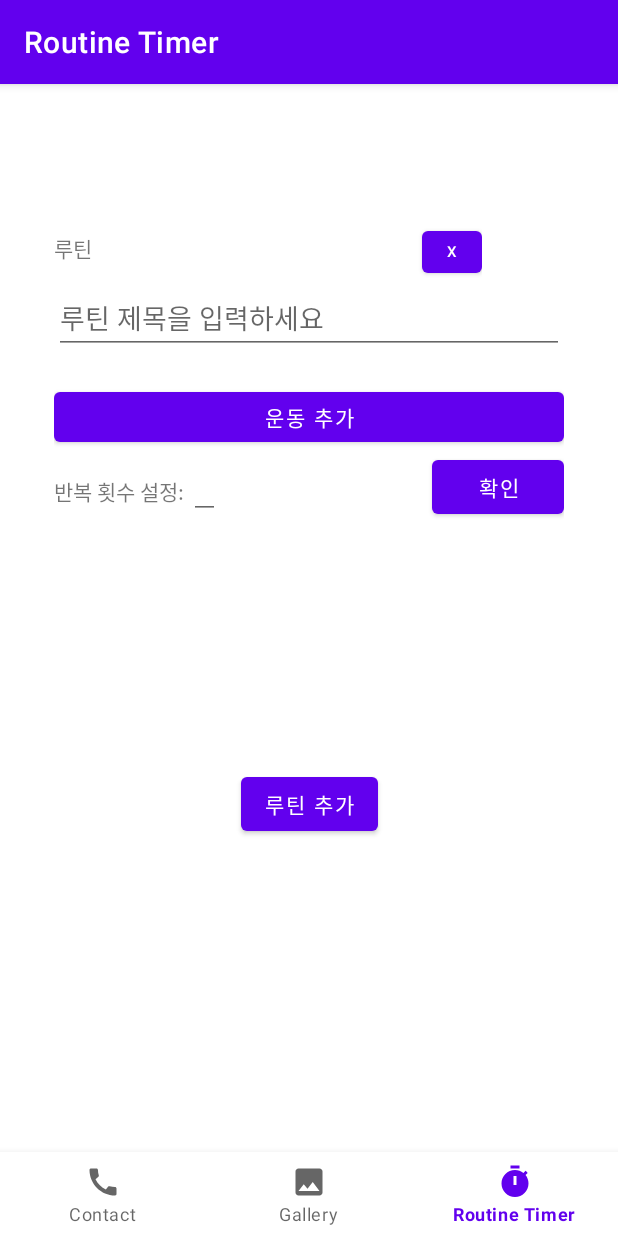
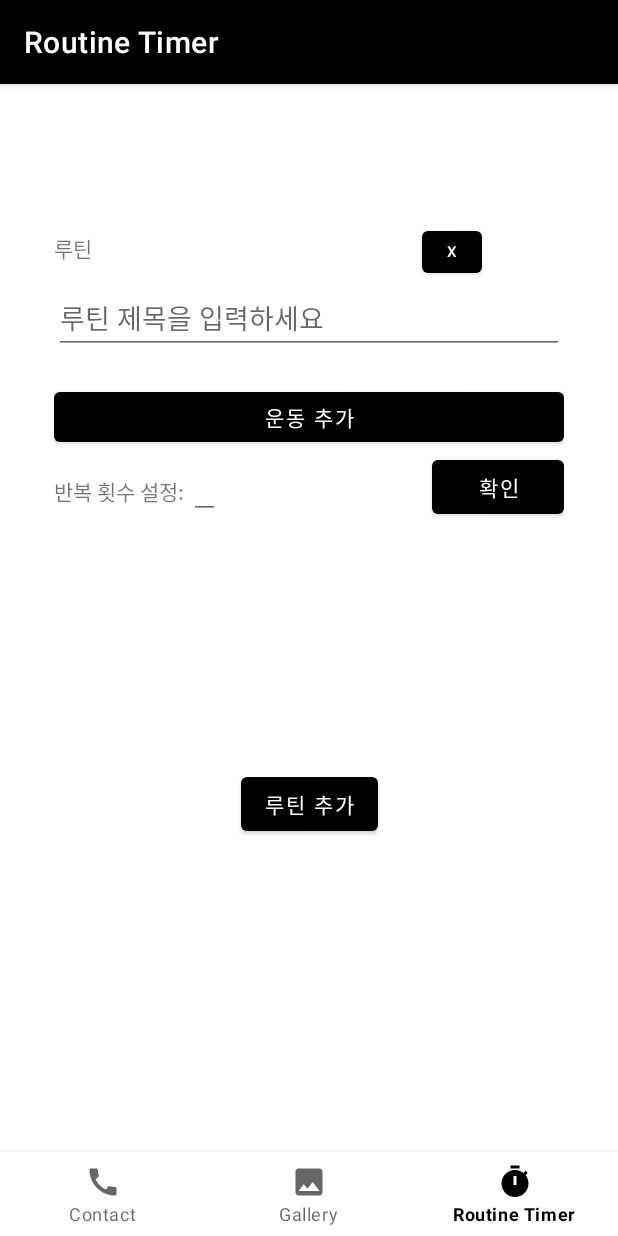
Before and after one commit to SeongrokKim/2023S_MadCampWeek1, an Android app: the DashboardFragment screen opened through its navigation route, item 3 of the bottom bar chosen, on a phone screen of 412 x 824 dp. Run offline under Robolectric (Android 15) with nearby library versions, the phone set to English and light mode, and no system bars; our stand-ins replace navigation-ui; 1 statement that could not run was skipped.

Commit message:
design Uupdated

```diff
--- a/app/src/main/java/com/example/madcampweek1/ui/dashboard/DashboardFragment.java
+++ b/app/src/main/java/com/example/madcampweek1/ui/dashboard/DashboardFragment.java
@@ -220,7 +220,9 @@ public class DashboardFragment extends Fragment {
 //            // 사용이 끝난 Bitmap은 메모리 해제
 //            originalBitmap.recycle();
 //            holder.imageView.setImageBitmap(thumbnailBitmap);
-
+            // 스트로크 스타일 설정
+            holder.imageView.setBackgroundResource(R.drawable.stroke_background);
+            holder.textView.setBackgroundResource(R.drawable.stroke_background);
             holder.imageView.setImageResource(getResources().getIdentifier(filePath, "drawable", context.getPackageName()));
             //holder.photoIndex = position;
             //Toast.makeText(getContext(), filePath, Toast.LENGTH_SHORT).show();
--- a/app/src/main/res/drawable/stroke_background.xml
+++ b/app/src/main/res/drawable/stroke_background.xml
@@ -1,4 +1,6 @@
 <?xml version="1.0" encoding="utf-8"?>
-<selector xmlns:android="http://schemas.android.com/apk/res/android">
-
-</selector>
+<shape xmlns:android="http://schemas.android.com/apk/res/android">
+    <stroke
+        android:width="2dp"
+        android:color="#000000" /> <!-- 스트로크의 색상 및 두께 설정 -->
+</shape>
--- a/app/src/main/res/layout/gallery_grid_item_layout.xml
+++ b/app/src/main/res/layout/gallery_grid_item_layout.xml
@@ -7,7 +7,7 @@
 
     <ImageView
         android:id="@+id/imageView"
-        android:layout_width="100dp"
+        android:layout_width="match_parent"
         android:layout_height="100dp"    />
 
     <!--        android:src="@drawable/image_placeholder" -->
--- a/app/src/main/res/layout/item.xml
+++ b/app/src/main/res/layout/item.xml
@@ -6,7 +6,7 @@
         android:id="@+id/nameItem"
         android:layout_width="wrap_content"
         android:layout_height="wrap_content"
-        android:textColor="#0000ff"
+        android:textColor="@color/black"
         android:textSize="20dp" />
 
     <TextView
--- a/app/src/main/res/values/themes.xml
+++ b/app/src/main/res/values/themes.xml
@@ -2,8 +2,8 @@
     <!-- Base application theme. -->
     <style name="Theme.MadCampWeek1" parent="Theme.MaterialComponents.DayNight.DarkActionBar">
         <!-- Primary brand color. -->
-        <item name="colorPrimary">@color/purple_500</item>
-        <item name="colorPrimaryVariant">@color/purple_700</item>
+        <item name="colorPrimary">@color/black</item>
+        <item name="colorPrimaryVariant">@color/black</item>
         <item name="colorOnPrimary">@color/white</item>
         <!-- Secondary brand color. -->
         <item name="colorSecondary">@color/teal_200</item>
```
